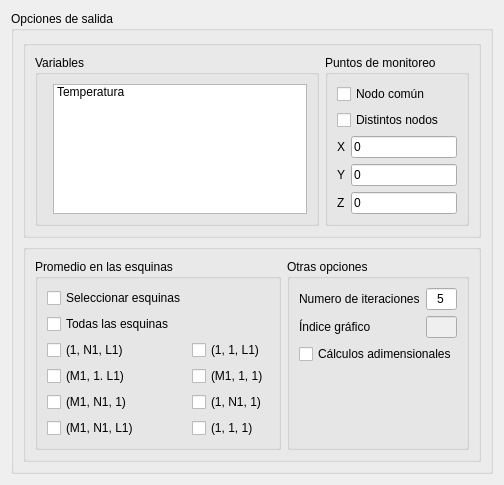
luisdavidrodm/PrePRODIC3D, file salida_window/ui/salida_window.ui: the form before one commit.
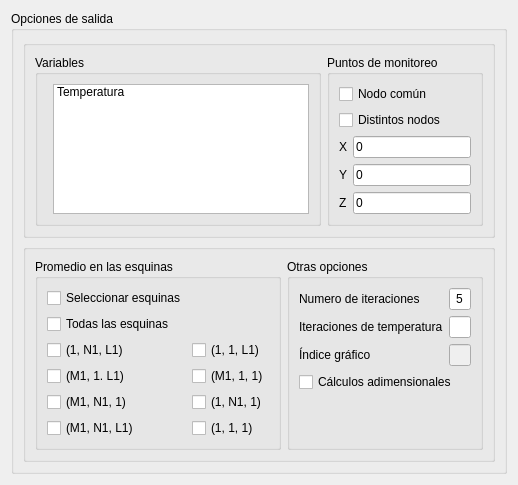
The form after the commit.

The edit to the form file:
```diff
--- a/salida_window/ui/salida_window.ui
+++ b/salida_window/ui/salida_window.ui
@@ -229,27 +229,41 @@
               </property>
              </widget>
             </item>
-            <item row="1" column="0">
+            <item row="2" column="0">
              <widget class="QLabel" name="label_5">
               <property name="text">
                <string>Índice gráfico</string>
               </property>
              </widget>
             </item>
-            <item row="1" column="1">
+            <item row="2" column="1">
              <widget class="QLineEdit" name="lineEdit_5">
               <property name="enabled">
                <bool>false</bool>
               </property>
              </widget>
             </item>
-            <item row="2" column="0" colspan="2">
+            <item row="3" column="0" colspan="2">
              <widget class="QCheckBox" name="chb_dimensionless">
               <property name="text">
                <string>Cálculos adimensionales</string>
               </property>
              </widget>
             </item>
+            <item row="1" column="0">
+             <widget class="QLabel" name="label_6">
+              <property name="text">
+               <string>Iteraciones de temperatura</string>
+              </property>
+             </widget>
+            </item>
+            <item row="1" column="1">
+             <widget class="QLineEdit" name="le_temp_last">
+              <property name="alignment">
+               <set>Qt::AlignCenter</set>
+              </property>
+             </widget>
+            </item>
            </layout>
           </widget>
          </item>
```
